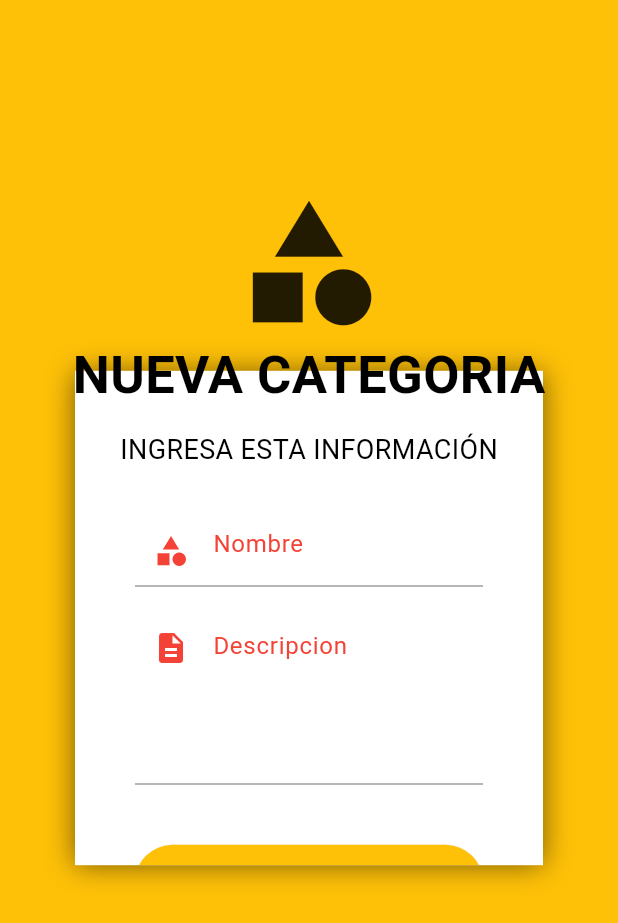
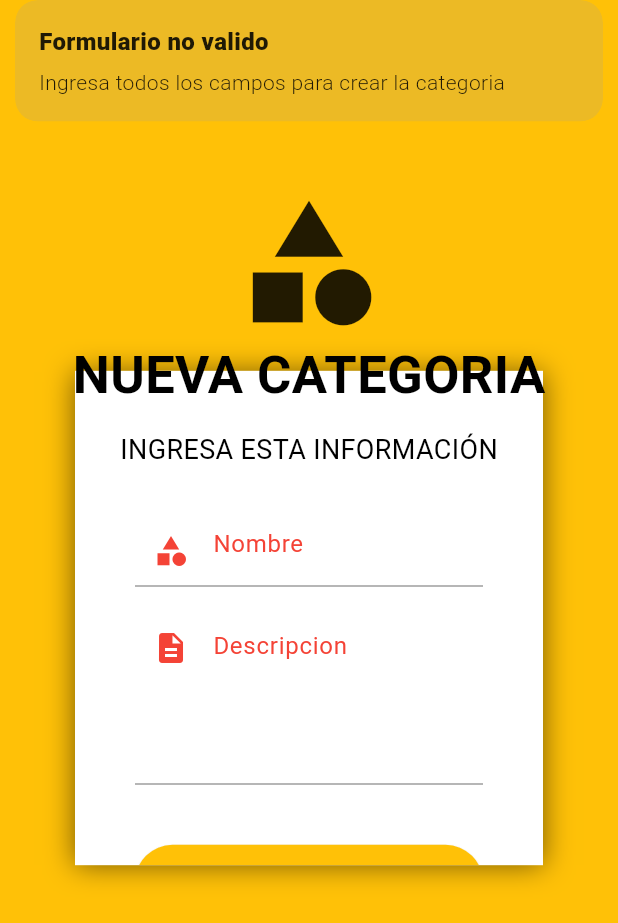
Before and after one commit to Gherrera99/delivery_flutter_umsa, a Flutter app: the RestaurantCategoriesCreatePage screen opened directly, after a tap on "CREAR CATEGORIA", on a phone screen of 412 x 824 dp. Shown: the top 923 px of the screen. Run offline on Flutter 3.47's test engine with Material 3 defaults, Android fonts, the phone set to English and light mode, and no system bars; our stand-ins replace get, get_storage, image_picker, sn_progress_dialog; accounts and stored records are empty.

Commit message:
54. Creando una nueva categoria desde la app

```diff
--- /dev/null
+++ b/lib/src/models/category.dart
@@ -0,0 +1,30 @@
+
+import 'dart:convert';
+
+Category categoryFromJson(String str) => Category.fromJson(json.decode(str));
+
+String categoryToJson(Category data) => json.encode(data.toJson());
+
+class Category {
+  String? id;
+  String? name;
+  String? description;
+
+  Category({
+    this.id,
+    this.name,
+    this.description,
+  });
+
+  factory Category.fromJson(Map<String, dynamic> json) => Category(
+    id: json["id"],
+    name: json["name"],
+    description: json["description"],
+  );
+
+  Map<String, dynamic> toJson() => {
+    "id": id,
+    "name": name,
+    "description": description,
+  };
+}
--- a/lib/src/pages/restaurant/categories/create/restaurant_categories_create_controller.dart
+++ b/lib/src/pages/restaurant/categories/create/restaurant_categories_create_controller.dart
@@ -1,5 +1,46 @@
+import 'package:delivery_flutter_app/src/models/category.dart';
+import 'package:delivery_flutter_app/src/models/response_api.dart';
+import 'package:flutter/cupertino.dart';
 import 'package:get/get.dart';
+import 'package:delivery_flutter_app/src/providers/categories_provider.dart';
+
 
 class RestaurantCategoriesCreateController extends GetxController{
 
+  TextEditingController nameController = TextEditingController();
+  TextEditingController descriptionController = TextEditingController();
+  CategoriesProvider categoriesProvider = CategoriesProvider();
+
+  Future<void> createCategory() async {
+
+    String name = nameController.text;
+    String description = descriptionController.text;
+    // print('NAME: ${name}');
+    // print('DESCRIPTION: ${description}');
+
+    if (name.isNotEmpty && description.isNotEmpty) {
+      Category category = Category(
+          name: name,
+          description: description
+      );
+
+      ResponseApi responseApi = await categoriesProvider.create(category);
+      Get.snackbar('Proceso terminado', responseApi.message ?? '');
+
+      if (responseApi.success == true) {
+        clearForm();
+      }
+
+    }
+    else {
+      Get.snackbar('Formulario no valido', 'Ingresa todos los campos para crear la categoria');
+    }
+
+  }
+
+  void clearForm() {
+    nameController.text = '';
+    descriptionController.text = '';
+  }
+
 }
--- a/lib/src/pages/restaurant/categories/create/restaurant_categories_create_page.dart
+++ b/lib/src/pages/restaurant/categories/create/restaurant_categories_create_page.dart
@@ -1,6 +1,11 @@
+import 'package:delivery_flutter_app/src/pages/restaurant/categories/create/restaurant_categories_create_controller.dart';
 import 'package:flutter/material.dart';
+import 'package:get/get.dart';
 
 class RestaurantCategoriesCreatePage extends StatelessWidget {
+
+  RestaurantCategoriesCreateController con = Get.put(RestaurantCategoriesCreateController());
+
   @override
   Widget build(BuildContext context) {
     return Scaffold(
@@ -46,7 +51,7 @@ class RestaurantCategoriesCreatePage extends StatelessWidget {
 
             _textFieldName(),
             _textFieldDescription(),
-            _buttonUpdate(context)
+            _buttonCreate(context)
           ],
         ),
       ),
@@ -59,7 +64,7 @@ class RestaurantCategoriesCreatePage extends StatelessWidget {
     return Container(
       margin: EdgeInsets.symmetric(horizontal: 40),
       child: TextField(
-        //controller: con.nameController,
+        controller: con.nameController,
         keyboardType: TextInputType.text,
         decoration: InputDecoration(
             hintText: 'Nombre',
@@ -73,7 +78,7 @@ class RestaurantCategoriesCreatePage extends StatelessWidget {
     return Container(
       margin: EdgeInsets.symmetric(horizontal: 40, vertical: 20),
       child: TextField(
-        //controller: con.lastnameController,
+        controller: con.descriptionController,
         keyboardType: TextInputType.emailAddress,
         maxLines: 4,
         decoration: InputDecoration(
@@ -91,12 +96,12 @@ class RestaurantCategoriesCreatePage extends StatelessWidget {
 
 
 
-  Widget _buttonUpdate(BuildContext context) {
+  Widget _buttonCreate(BuildContext context) {
     return Container(
       width: double.infinity,
       margin: EdgeInsets.symmetric(horizontal: 40, vertical: 20),
       child: ElevatedButton(
-         onPressed: () {},
+         onPressed: () => con.createCategory(),
           style: ElevatedButton.styleFrom(
               padding: EdgeInsets.symmetric(vertical: 15)
           ),
```
Also changed, not shown: lib/src/providers/categories_provider.dart (added, +30 -0 lines).
